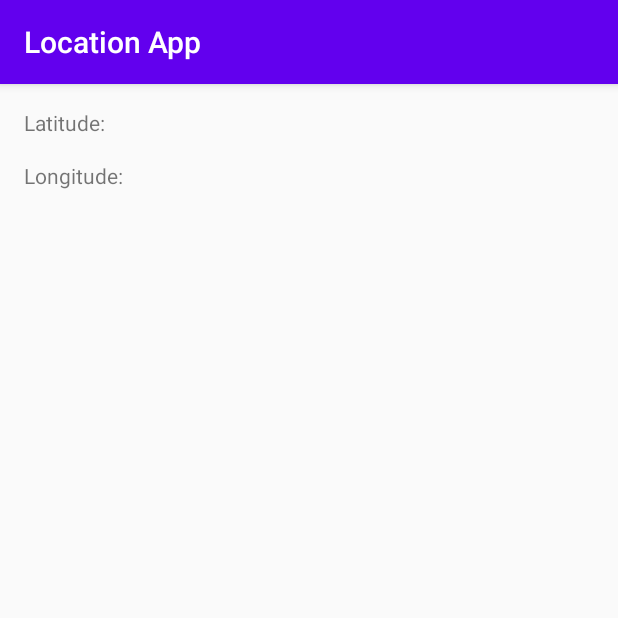
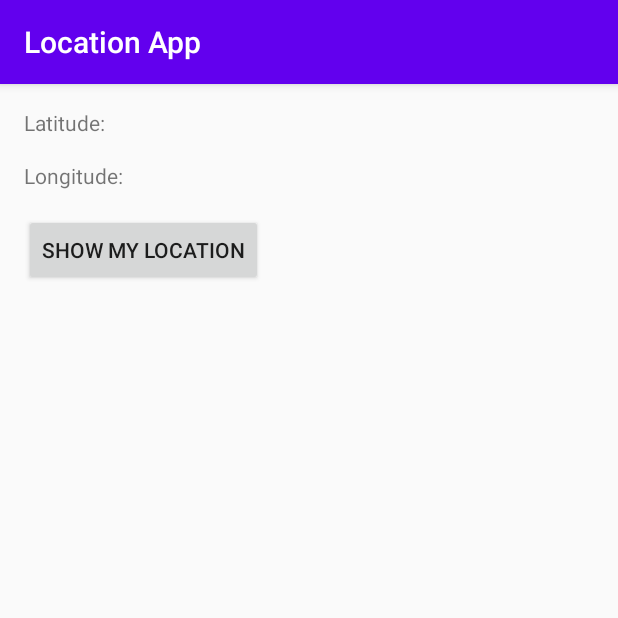
Before and after one commit to Nafiz5420/LocationApp, an Android app: the screen it shows after launch (MainActivity), on a phone screen of 412 x 824 dp, the top half of it. Run offline under Robolectric (Android 15) with nearby library versions, the phone set to English and light mode, and no system bars.

Commit message:
LocationApp

```diff
--- a/LocationApp/app/src/main/java/com/example/locationapp/LocationViewModel.kt
+++ b/LocationApp/app/src/main/java/com/example/locationapp/LocationViewModel.kt
@@ -60,7 +60,14 @@ class LocationViewModel(application: Application) : AndroidViewModel(application
         ) == PackageManager.PERMISSION_GRANTED
 
         if (hasFineLocationPermission || hasCoarseLocationPermission) {
-            if (locationManager.isProviderEnabled(LocationManager.GPS_PROVIDER)) {
+            if (locationManager.isProviderEnabled(LocationManager.NETWORK_PROVIDER)) {
+                locationManager.requestLocationUpdates(
+                    LocationManager.NETWORK_PROVIDER,
+                    0L,
+                    0f,
+                    locationListener
+                )
+            } else if (locationManager.isProviderEnabled(LocationManager.GPS_PROVIDER)) {
                 locationManager.requestLocationUpdates(
                     LocationManager.GPS_PROVIDER,
                     0L,
@@ -69,11 +76,13 @@ class LocationViewModel(application: Application) : AndroidViewModel(application
                 )
             }
 
-
+            // Coroutine to update location every 10 minutes
             viewModelScope.launch {
                 while (true) {
                     delay(10 * 60 * 1000L) // 10 minutes
-                    if (locationManager.isProviderEnabled(LocationManager.GPS_PROVIDER)) {
+                    if (locationManager.isProviderEnabled(LocationManager.NETWORK_PROVIDER)) {
+                        locationManager.requestSingleUpdate(LocationManager.NETWORK_PROVIDER, locationListener, null)
+                    } else if (locationManager.isProviderEnabled(LocationManager.GPS_PROVIDER)) {
                         locationManager.requestSingleUpdate(LocationManager.GPS_PROVIDER, locationListener, null)
                     }
                 }
--- a/LocationApp/app/src/main/java/com/example/locationapp/MainActivity.kt
+++ b/LocationApp/app/src/main/java/com/example/locationapp/MainActivity.kt
@@ -1,14 +1,19 @@
 package com.example.locationapp
 
+import android.Manifest
+import android.content.pm.PackageManager
 import android.location.Location
 import android.os.Bundle
+import androidx.activity.result.contract.ActivityResultContracts
 import androidx.activity.viewModels
 import androidx.appcompat.app.AppCompatActivity
+import androidx.core.content.ContextCompat
 import androidx.lifecycle.Observer
 import com.example.locationapp.databinding.ActivityMainBinding
 import com.google.android.gms.maps.CameraUpdateFactory
 import com.google.android.gms.maps.GoogleMap
 import com.google.android.gms.maps.OnMapReadyCallback
+import com.google.android.gms.maps.SupportMapFragment
 import com.google.android.gms.maps.model.LatLng
 import com.google.android.gms.maps.model.MarkerOptions
 
@@ -18,10 +23,56 @@ class MainActivity : AppCompatActivity(), OnMapReadyCallback {
     private val locationViewModel: LocationViewModel by viewModels()
     private lateinit var googleMap: GoogleMap
 
+
+    private val requestPermissionLauncher = registerForActivityResult(
+        ActivityResultContracts.RequestMultiplePermissions()
+    ) { permissions ->
+        if (permissions[Manifest.permission.ACCESS_FINE_LOCATION] == true ||
+            permissions[Manifest.permission.ACCESS_COARSE_LOCATION] == true) {
+
+            locationViewModel.startLocationUpdates()
+            binding.locationStatusTextView.visibility = android.view.View.GONE
+            binding.latitudeTextView.visibility = android.view.View.VISIBLE
+            binding.longitudeTextView.visibility = android.view.View.VISIBLE
+            binding.showMapButton.visibility = android.view.View.VISIBLE
+        } else {
+
+            binding.locationStatusTextView.visibility = android.view.View.VISIBLE
+            binding.latitudeTextView.visibility = android.view.View.GONE
+            binding.longitudeTextView.visibility = android.view.View.GONE
+            binding.showMapButton.visibility = android.view.View.GONE
+        }
+    }
+
     override fun onCreate(savedInstanceState: Bundle?) {
         super.onCreate(savedInstanceState)
         binding = ActivityMainBinding.inflate(layoutInflater)
         setContentView(binding.root)
+
+
+        val mapFragment = supportFragmentManager.findFragmentById(R.id.map) as SupportMapFragment
+        mapFragment.getMapAsync(this)
+
+        if (allPermissionsGranted()) {
+
+            locationViewModel.startLocationUpdates()
+            binding.locationStatusTextView.visibility = android.view.View.GONE
+            binding.latitudeTextView.visibility = android.view.View.VISIBLE
+            binding.longitudeTextView.visibility = android.view.View.VISIBLE
+            binding.showMapButton.visibility = android.view.View.VISIBLE
+        } else {
+
+            requestPermissions()
+        }
+
+        binding.showMapButton.setOnClickListener {
+            if (allPermissionsGranted() && locationViewModel.locationData.value != null) {
+                binding.map.visibility = android.view.View.VISIBLE
+            } else {
+                binding.locationStatusTextView.text = "Unable to display map. Location services or permissions are disabled."
+                binding.locationStatusTextView.visibility = android.view.View.VISIBLE
+            }
+        }
 
 
         locationViewModel.latitude.observe(this, Observer { latitude ->
@@ -35,12 +86,11 @@ class MainActivity : AppCompatActivity(), OnMapReadyCallback {
 
         locationViewModel.locationData.observe(this, Observer { location ->
             location?.let {
-                updateMap(it)
+                if (::googleMap.isInitialized) {
+                    updateMap(it)
+                }
             }
         })
-
-
-        locationViewModel.startLocationUpdates()
     }
 
     private fun updateMap(location: Location) {
@@ -55,7 +105,9 @@ class MainActivity : AppCompatActivity(), OnMapReadyCallback {
 
     override fun onResume() {
         super.onResume()
-        locationViewModel.startLocationUpdates()
+        if (allPermissionsGranted()) {
+            locationViewModel.startLocationUpdates()
+        }
     }
 
     override fun onPause() {
@@ -67,4 +119,22 @@ class MainActivity : AppCompatActivity(), OnMapReadyCallback {
         super.onDestroy()
         locationViewModel.stopLocationUpdates()
     }
+
+    private fun allPermissionsGranted(): Boolean {
+        return ContextCompat.checkSelfPermission(
+            this, Manifest.permission.ACCESS_FINE_LOCATION
+        ) == PackageManager.PERMISSION_GRANTED ||
+                ContextCompat.checkSelfPermission(
+                    this, Manifest.permission.ACCESS_COARSE_LOCATION
+                ) == PackageManager.PERMISSION_GRANTED
+    }
+
+    private fun requestPermissions() {
+        requestPermissionLauncher.launch(
+            arrayOf(
+                Manifest.permission.ACCESS_FINE_LOCATION,
+                Manifest.permission.ACCESS_COARSE_LOCATION
+            )
+        )
+    }
 }
--- a/LocationApp/app/src/main/res/layout/activity_main.xml
+++ b/LocationApp/app/src/main/res/layout/activity_main.xml
@@ -1,5 +1,5 @@
-<?xml version="1.0" encoding="utf-8"?>
-<androidx.constraintlayout.widget.ConstraintLayout xmlns:android="http://schemas.android.com/apk/res/android"
+<androidx.constraintlayout.widget.ConstraintLayout
+    xmlns:android="http://schemas.android.com/apk/res/android"
     xmlns:app="http://schemas.android.com/apk/res-auto"
     xmlns:tools="http://schemas.android.com/tools"
     android:layout_width="match_parent"
@@ -10,20 +10,57 @@
         android:id="@+id/latitudeTextView"
         android:layout_width="wrap_content"
         android:layout_height="wrap_content"
-        android:text="Latitude:"
+        android:text="@string/latitude_label"
         app:layout_constraintTop_toTopOf="parent"
+        app:layout_constraintStart_toStartOf="parent"
+        android:layout_marginTop="16dp"
+        android:layout_marginStart="16dp"
+        android:visibility="gone"/>
+
+    <TextView
+        android:id="@+id/longitudeTextView"
+        android:layout_width="wrap_content"
+        android:layout_height="wrap_content"
+        android:text="@string/longitude_label"
+        app:layout_constraintTop_toBottomOf="@id/latitudeTextView"
+        app:layout_constraintStart_toStartOf="parent"
+        android:layout_marginTop="16dp"
+        android:layout_marginStart="16dp"
+        android:visibility="gone"/>
+
+    <Button
+        android:id="@+id/showMapButton"
+        android:layout_width="wrap_content"
+        android:layout_height="wrap_content"
+        android:text="Show My Location"
+        app:layout_constraintTop_toBottomOf="@id/longitudeTextView"
         app:layout_constraintStart_toStartOf="parent"
         android:layout_marginTop="16dp"
         android:layout_marginStart="16dp"/>
 
     <TextView
-        android:id="@+id/longitudeTextView"
+        android:id="@+id/locationStatusTextView"
         android:layout_width="wrap_content"
         android:layout_height="wrap_content"
-        android:text="Longitude:"
-        app:layout_constraintTop_toBottomOf="@id/latitudeTextView"
+        android:text="Location services are not enabled or permissions are not granted."
+        app:layout_constraintTop_toBottomOf="@id/showMapButton"
         app:layout_constraintStart_toStartOf="parent"
         android:layout_marginTop="16dp"
-        android:layout_marginStart="16dp"/>
+        android:layout_marginStart="16dp"
+        android:visibility="gone"/>
 
+    <androidx.fragment.app.FragmentContainerView
+        android:id="@+id/map"
+        android:name="com.google.android.gms.maps.SupportMapFragment"
+        android:layout_width="match_parent"
+        android:layout_height="0dp"
+        app:layout_constraintTop_toBottomOf="@id/locationStatusTextView"
+        app:layout_constraintBottom_toBottomOf="parent"
+        app:layout_constraintStart_toStartOf="parent"
+        app:layout_constraintEnd_toEndOf="parent"
+        android:layout_marginTop="16dp"
+        android:layout_marginBottom="16dp"
+        android:layout_marginStart="16dp"
+        android:layout_marginEnd="16dp"
+        android:visibility="gone"/>
 </androidx.constraintlayout.widget.ConstraintLayout>
--- a/LocationApp/app/src/main/res/values/strings.xml
+++ b/LocationApp/app/src/main/res/values/strings.xml
@@ -2,4 +2,6 @@
     <string name="app_name">Location App</string>
     <string name="latitude_text">Latitude: %1$s</string>
     <string name="longitude_text">Longitude: %1$s</string>
+    <string name="latitude_label">Latitude:</string>
+    <string name="longitude_label">Longitude:</string>
 </resources>
```
Also changed, not shown: LocationApp/app/build.gradle.kts (+7 -19 lines).
